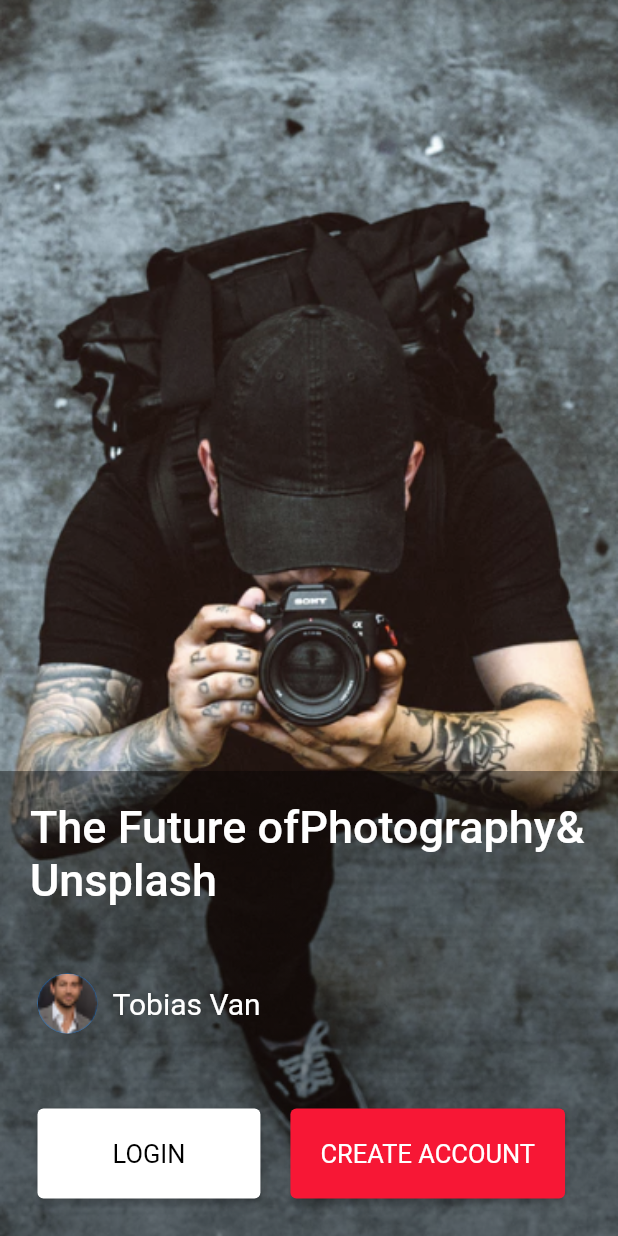
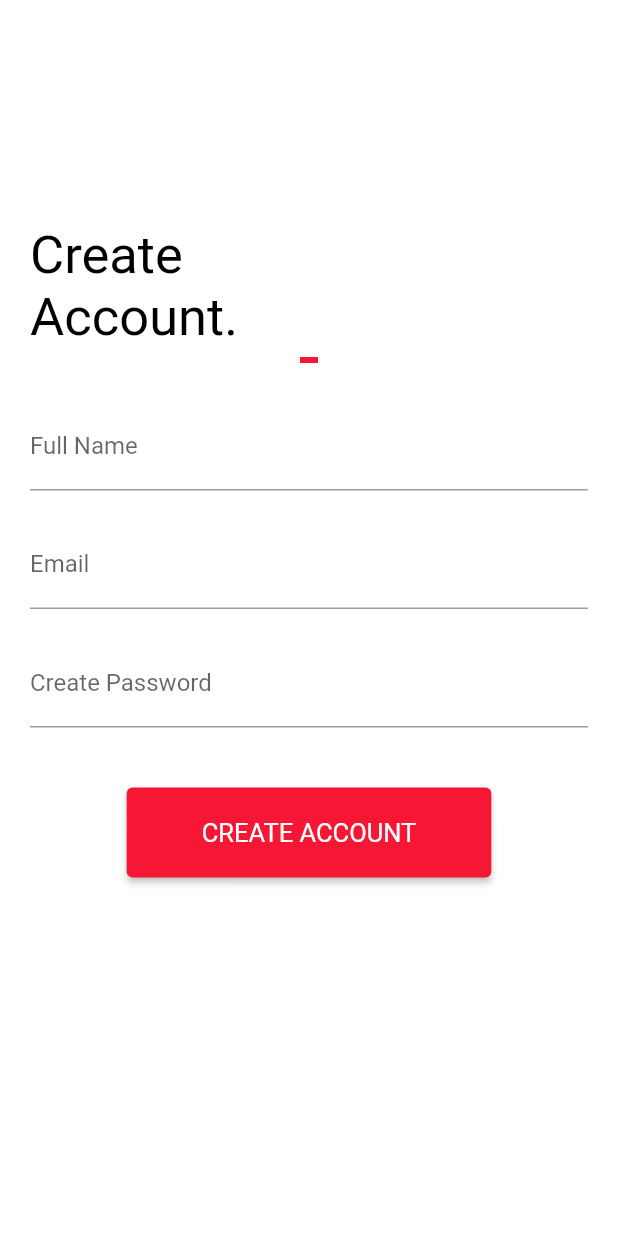
Before and after one commit to W1010x/Flutter_frontEnd, a Flutter app: the screen it shows after launch, after a tap on "CREATE ACCOUNT", on a phone screen of 412 x 824 dp. Run offline on Flutter 3.47's test engine with Material 2 defaults, Android fonts, the phone set to English and light mode, and no system bars; our stand-ins replace smooth_page_indicator.

Commit message:
first commit

```diff
--- a/photog_app/lib/main.dart
+++ b/photog_app/lib/main.dart
@@ -1,5 +1,5 @@
 import 'package:flutter/material.dart';
-import 'widgets/homePage.dart';
+import "package:photog_app/widgets/Splash.dart";
 
 void main() {
   runApp(MyApp());
@@ -10,7 +10,8 @@ class MyApp extends StatelessWidget {
   @override
   Widget build(BuildContext context) {
     return MaterialApp(
-      home: homePage(),
+      home:Splash (
+      ),
     );
   }
 }
--- /dev/null
+++ b/photog_app/lib/widgets/LoginScreen.dart
@@ -0,0 +1,12 @@
+import 'package:flutter/material.dart';
+class LogIn extends StatefulWidget {
+  @override
+  _LogInState createState() => _LogInState();
+}
+
+class _LogInState extends State<LogIn> {
+  @override
+  Widget build(BuildContext context) {
+    return Container();
+  }
+}
--- /dev/null
+++ b/photog_app/lib/widgets/SignScreen.dart
@@ -0,0 +1,104 @@
+import 'package:flutter/material.dart';
+class SignUp extends StatefulWidget {
+  @override
+  _SignUpState createState() => _SignUpState();
+}
+
+class _SignUpState extends State<SignUp> {
+  @override
+  Widget build(BuildContext context) {
+    return Scaffold(
+      body: Container(
+        decoration: BoxDecoration(
+          color: Colors.white,
+        ),
+        child: Column(
+          mainAxisAlignment: MainAxisAlignment.start,
+          children: [
+            Padding(
+              padding: const EdgeInsets.only(top: 150,left: 20),
+              child: Align(
+                alignment: Alignment.centerLeft,
+                child: Text('Create\nAccount.',
+                  style: TextStyle(
+                      fontSize: 35,color: Colors.black,
+                      fontWeight: FontWeight.w400
+                  ),
+                ),
+
+              ),
+            ),
+            Padding(
+              padding: const EdgeInsets.only(right:180,left: 180),
+              child:Divider(
+                color: Color(0xffF71735),
+                thickness: 4,
+                indent: 20,
+                endIndent: 20,
+
+              ),
+            ),
+            SizedBox(height: 20,),
+      Padding(
+        padding: const EdgeInsets.only(right:20,left: 20),
+           child: TextFormField(
+              decoration: InputDecoration(
+                  border: UnderlineInputBorder(),
+                  labelText: 'Full Name'
+              ),
+            ),
+      ),
+            SizedBox(height: 20,),
+            Padding(
+              padding: const EdgeInsets.only(right:20,left: 20),
+              child: TextFormField(
+                decoration: InputDecoration(
+                    border: UnderlineInputBorder(),
+                    labelText: 'Email'
+                ),
+              ),
+            ),
+            SizedBox(height: 20,),
+            Padding(
+              padding: const EdgeInsets.only(right:20,left: 20),
+              child: TextFormField(
+                decoration: InputDecoration(
+                    border: UnderlineInputBorder(),
+                    labelText: 'Create Password'
+                ),
+              ),
+            ),
+            SizedBox(height: 40,),
+            ElevatedButton(
+              child: Text('CREATE ACCOUNT'),
+              onPressed: () {
+              },
+              style: ElevatedButton.styleFrom(
+                primary: Color(0xFFF71735),
+                onPrimary: Colors.white,
+                padding: EdgeInsets.symmetric(horizontal: 50, vertical: 20),
+                textStyle: TextStyle(
+                  fontSize: 17,
+                ),),
+            ),
+            SizedBox(height: 250,),
+            RichText(
+              textAlign: TextAlign.center,
+              text: TextSpan(children: <TextSpan>[
+                TextSpan(
+                    text: "Already have an account? ",
+                    style: TextStyle(color: Colors.black87)),
+                TextSpan(
+                    text: "Sign Up",
+                    style: TextStyle(
+                        color: Color(0xFFF71735),
+                        fontWeight: FontWeight.bold)),
+              ]),
+            )
+
+          ],
+        ),
+      ),
+    );
+  }
+}
--- /dev/null
+++ b/photog_app/lib/widgets/Splash.dart
@@ -0,0 +1,134 @@
+import 'package:flutter/material.dart';
+import 'SignScreen.dart';
+import 'LoginScreen.dart';
+import 'package:smooth_page_indicator/smooth_page_indicator.dart';
+
+class Splash extends StatelessWidget {
+  final controller = PageController(viewportFraction: 0.8);
+  @override
+Widget build(BuildContext context) {
+    return Scaffold(
+      backgroundColor: Colors.white,
+      body:Container(
+      decoration: BoxDecoration(
+        image: DecorationImage(
+          image: AssetImage("assets/background.png"),
+          fit: BoxFit.cover,
+        ),
+      ),
+
+      child:Container(
+        decoration: BoxDecoration(
+            gradient: LinearGradient(
+              begin: Alignment.topLeft,
+              end: Alignment.bottomLeft,
+              colors: [Colors.black26, Color(0xFF011627)]
+              ,)
+        ),
+
+        child:Column(
+          mainAxisAlignment: MainAxisAlignment.end,
+          children: [
+            Column(
+              children: [
+                Padding(
+                  padding: const EdgeInsets.all(20.0),
+                  child: Text(
+                    'The Future of Photography '
+                        '&Unsplash'
+                    ,style: TextStyle(color: Colors.white,
+                      fontWeight: FontWeight.w700,
+                      fontSize: 40),
+                  ),
+                ),
+
+                Padding(
+                  padding: const EdgeInsets.all(25.0),
+                  child: Row(
+                    children: [
+                      CircleAvatar(
+                        backgroundImage: AssetImage('assets/man.png'),
+                      ),
+                      SizedBox(height: 16),
+
+                      SizedBox(width: 10,),
+                      Text('Tobias Van',style: TextStyle(fontSize: 20,color: Colors.white),
+                      ),
+                    ],
+                  ),
+                ),
+
+
+                Padding(
+                  padding: const EdgeInsets.only(left: 260),
+                  child: Column(
+                    children: [
+                      Container(
+                        child: SmoothPageIndicator(
+                          controller: controller,
+                          count: 3,
+                          effect: WormEffect(
+                              spacing:  8.0,
+                              paintStyle:  PaintingStyle.stroke,
+                              strokeWidth:  0.5,
+                              dotWidth:  8.0,
+                              dotHeight:  8.0,
+                              dotColor:  Colors.grey,
+                              activeDotColor: Color(0xFFFF71735)
+                          ),
+                        ),
+                      ),
+                    ],
+                  ),
+                ),
+                Padding(
+                  padding: const EdgeInsets.all(27.0),
+                  child: Row(
+                    children: [
+                      ElevatedButton(
+                        child: Text('LOGIN'),
+                        onPressed: () {
+                          Navigator.push(
+                              context,
+                              MaterialPageRoute(builder: (context) => LogIn())
+
+                          );
+                        },
+
+                        style: ElevatedButton.styleFrom(
+                          primary: Color(0xFFFFFFFF),
+                          onPrimary: Colors.black,
+                          padding: EdgeInsets.symmetric(horizontal: 50, vertical: 20),
+                          textStyle: TextStyle(
+                            fontSize: 17,
+                          ),),
+                      ),
+                      SizedBox(width: 20,),
+                      ElevatedButton(
+                        child: Text('CREATE ACCOUNT'),
+                        onPressed: () {
+                          Navigator.push(
+                              context,
+                              MaterialPageRoute(builder: (context) => SignUp()
+                              )
+                          );
+                        },
+                        style: ElevatedButton.styleFrom(
+                            primary: Color(0xFFFF71735),
+                            padding: EdgeInsets.symmetric(horizontal: 20, vertical: 20),
+                            textStyle: TextStyle(
+                              fontSize: 17,
+                            )),
+                      ),
+                    ],
+                  ),
+                )
+              ],
+            ),
+          ],
+        ),
+      ),
+    ),
+    );
+  }
+}
--- a/photog_app/lib/widgets/homePage.dart
+++ b/photog_app/lib/widgets/homePage.dart
@@ -1,85 +1,13 @@
 import 'package:flutter/material.dart';
-class homePage extends StatelessWidget {
+
+class homePage extends StatefulWidget {
+  @override
+  _homePageState createState() => _homePageState();
+}
+class _homePageState extends State<homePage> {
+
   @override
   Widget build(BuildContext context) {
-    return Scaffold(
-      body: Container(
-        decoration: BoxDecoration(
-          image: DecorationImage(
-            image: AssetImage("assets/background.png"),
-            fit: BoxFit.cover,
-          ),
-        ),
 
-        child:Column(
-          mainAxisAlignment: MainAxisAlignment.end,
-          children: [
-            Container(
-             decoration: BoxDecoration(
-             gradient: LinearGradient(
-        begin: Alignment.topLeft,
-            end: Alignment.bottomLeft,
-            colors: [Colors.black38, Colors.black45])),
-
-                child: Column(
-                  children: [
-                    Padding(
-                      padding: const EdgeInsets.all(20.0),
-                      child: Text(
-                        'The Future ofPhotography& Unsplash'
-                        ,style: TextStyle(color: Colors.white,
-                          fontWeight: FontWeight.w500,
-                          fontSize: 30),
-                      ),
-                    ),
-                    Padding(
-                      padding: const EdgeInsets.all(25.0),
-                      child: Row(
-                        children: [
-                          CircleAvatar(
-                            backgroundImage: AssetImage('assets/man.png'),
-
-                          ),
-                          SizedBox(width: 10,),
-                          Text('Tobias Van',style: TextStyle(fontSize: 20,color: Colors.white),
-                          )],
-                      ),
-                    ),
-                    Padding(
-                      padding: const EdgeInsets.all(25.0),
-                      child: Row(
-                        children: [
-                          ElevatedButton(
-                            child: Text('LOGIN'),
-                            onPressed: () {},
-                            style: ElevatedButton.styleFrom(
-                                primary: Color(0xFFFFFFFF),
-                              onPrimary: Colors.black,
-                                padding: EdgeInsets.symmetric(horizontal: 50, vertical: 20),
-                                textStyle: TextStyle(
-                                  fontSize: 17,
-                                ),),
-                          ),
-                          SizedBox(width: 20,),
-                          ElevatedButton(
-                            child: Text('CREATE ACCOUNT'),
-                            onPressed: () {},
-                            style: ElevatedButton.styleFrom(
-                                primary: Color(0xFFFF71735),
-                                padding: EdgeInsets.symmetric(horizontal: 20, vertical: 20),
-                                textStyle: TextStyle(
-                                  fontSize: 17,
-                                )),
-                          ),
-                        ],
-                      ),
-                    )
-                  ],
-                )
-            )
-          ],
-        ) /* add child content here */,
-      ),
-    );
   }
 }
--- a/photog_app/pubspec.yaml
+++ b/photog_app/pubspec.yaml
@@ -23,6 +23,8 @@ environment:
 dependencies:
   flutter:
     sdk: flutter
+  smooth_page_indicator: ^0.2.3
+
 
 
   # The following adds the Cupertino Icons font to your application.
```
Also changed, not shown: photog_app/pubspec.lock.
